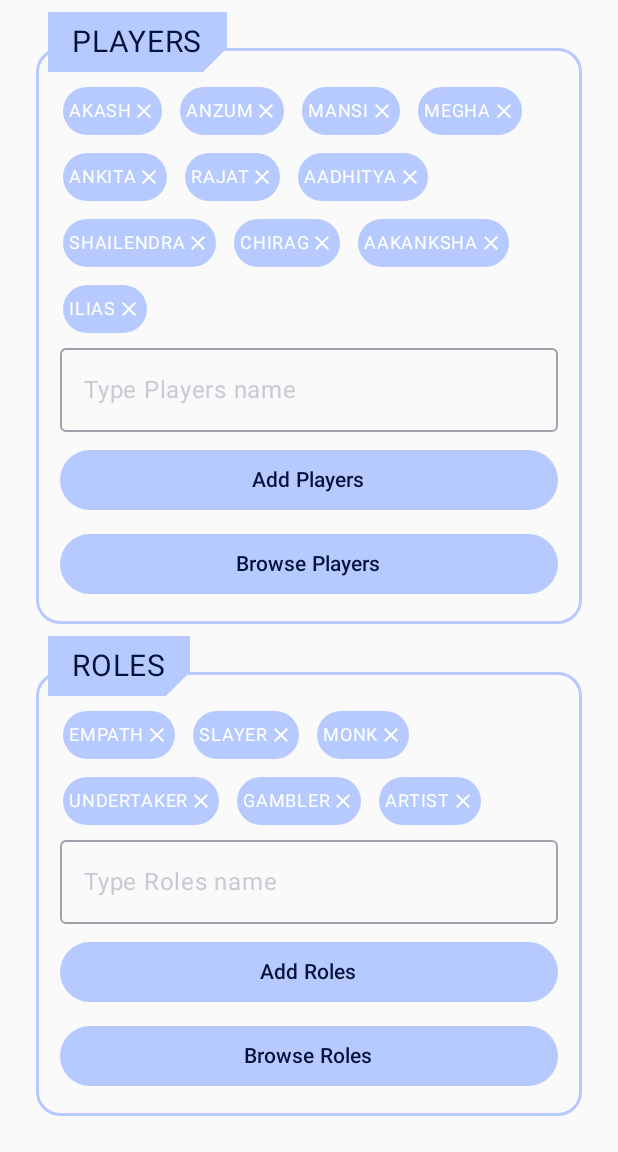
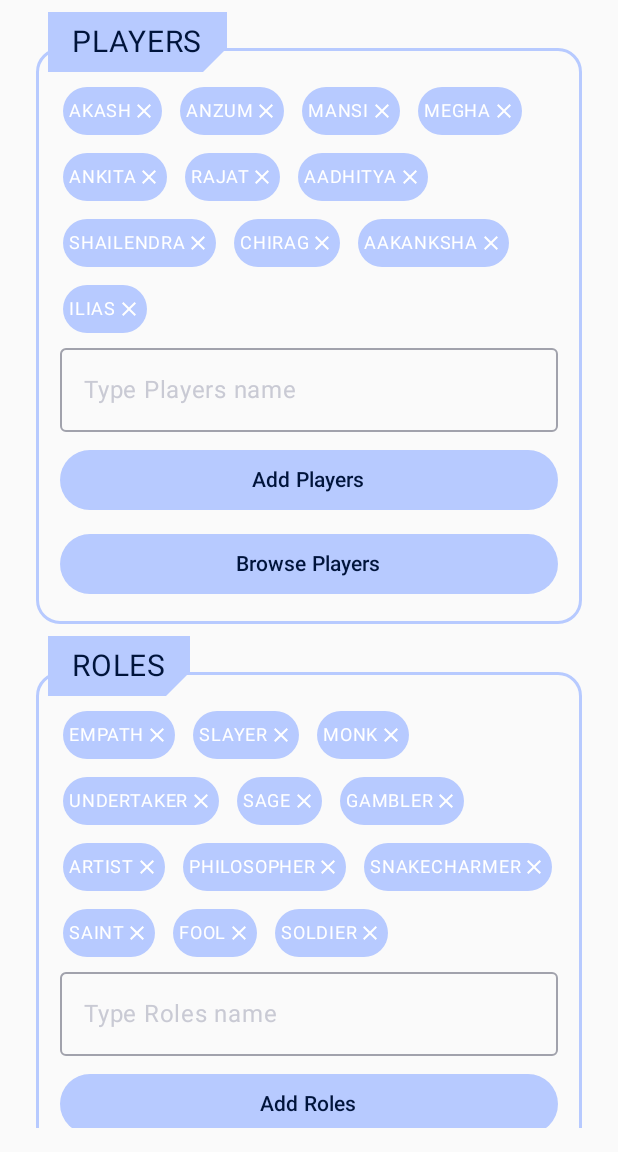
Before and after one commit to akash-kmr/BotcRandomizer, an Android app built with Jetpack Compose: the screen it shows after launch (MainActivity), on a phone screen of 412 x 824 dp, the part 84-1236 px from its top. Run offline under Robolectric (Android 15) with nearby library versions, the phone set to English and light mode, and no system bars.

Commit message:
Temp changes for navigation. May not work. Please revert to previous commit which has custom db logic

```diff
--- a/app/build.gradle.kts
+++ b/app/build.gradle.kts
@@ -58,6 +58,9 @@ dependencies {
     kapt("androidx.room:room-compiler:$roomVersion")
     implementation("androidx.room:room-ktx:$roomVersion")
 
+    // Compose Navigation dependency
+    implementation("androidx.navigation:navigation-compose:2.7.3") // Navigation library
+
     implementation(libs.androidx.core.ktx)
     implementation(libs.androidx.lifecycle.runtime.ktx)
     implementation(libs.androidx.activity.compose)
--- a/app/src/main/java/com/example/botcrandomizer/MainActivity.kt
+++ b/app/src/main/java/com/example/botcrandomizer/MainActivity.kt
@@ -1,5 +1,6 @@
 package com.example.botcrandomizer
 
+import NavigationScreen
 import android.os.Bundle
 import androidx.activity.ComponentActivity
 import androidx.activity.compose.setContent
@@ -11,7 +12,8 @@ class MainActivity : ComponentActivity() {
         super.onCreate(savedInstanceState)
         setContent {
             BotcRandomizerTheme {
-                PlayerRoleStatusSelectionScreen()
+                //PlayerRoleStatusSelectionScreen()
+                NavigationScreen()
             }
         }
     }
--- a/app/src/main/java/com/example/botcrandomizer/data/PlayerData.kt
+++ b/app/src/main/java/com/example/botcrandomizer/data/PlayerData.kt
@@ -26,14 +26,14 @@ object PlayerData {
                 Entity("Slayer", true),
                 Entity("Monk", true),
                 Entity("Undertaker", true),
-                Entity("Sage", false),
+                Entity("Sage", true),
                 Entity("Gambler", true),
                 Entity("Artist", true),
-                Entity("Philosopher", false),
-                Entity("Snakecharmer", false),
-                Entity("Saint", false),
-                Entity("Fool", false),
-                Entity("Soldier", false),
+                Entity("Philosopher", true),
+                Entity("Snakecharmer", true),
+                Entity("Saint", true),
+                Entity("Fool", true),
+                Entity("Soldier", true),
                 Entity("Grandmother", false),
                 Entity("Klutz", false),
                 Entity("Seamstress", false),
@@ -47,8 +47,8 @@ object PlayerData {
         val evilRoles = listOf(
                 Entity("Demon", true),
                 Entity("Poisoner", true),
-                Entity("Witch", true),
-                Entity("Chhota Evil", false),
+                Entity("Witch", false),
+                Entity("Chhota Evil", true),
                 Entity("Word evil", false)
         )
 }
--- /dev/null
+++ b/app/src/main/java/com/example/botcrandomizer/ui/NavigationScreen.kt
@@ -0,0 +1,34 @@
+import androidx.compose.material3.Text
+import androidx.compose.runtime.Composable
+import androidx.navigation.compose.NavHost
+import androidx.navigation.compose.composable
+import androidx.navigation.compose.rememberNavController
+import com.example.botcrandomizer.model.AssignmentResult
+import com.example.botcrandomizer.ui.PlayerRoleStatusSelectionScreen
+
+@Composable
+fun NavigationScreen() {
+    // NavController remembers its state across configuration changes
+    val navController = rememberNavController()
+
+    NavHost(navController = navController, startDestination = "selection_screen") {
+        composable("selection_screen") {
+            PlayerRoleStatusSelectionScreen { results ->
+                // Save results in SavedStateHandle to persist them
+                navController.currentBackStackEntry?.savedStateHandle?.set("assignmentResults", results)
+                navController.navigate("result_screen")
+            }
+        }
+        composable("result_screen") {
+            // Retrieve results from SavedStateHandle to ensure persistence
+            val results = navController.previousBackStackEntry?.savedStateHandle?.get<List<AssignmentResult>>("assignmentResults")
+            if (results != null) {
+                AssignmentResultScreen(results = results, onBack = {
+                    navController.popBackStack()
+                })
+            } else {
+                Text("No results found") // Handle case where no results are passed
+            }
+        }
+    }
+}
--- a/app/src/main/java/com/example/botcrandomizer/ui/PlayerRoleStatusSelectionScreen.kt
+++ b/app/src/main/java/com/example/botcrandomizer/ui/PlayerRoleStatusSelectionScreen.kt
@@ -10,53 +10,57 @@ import androidx.compose.ui.Modifier
 import androidx.compose.ui.unit.dp
 import androidx.compose.ui.unit.sp
 import androidx.compose.foundation.rememberScrollState
+import androidx.compose.runtime.saveable.Saver
+import androidx.compose.runtime.saveable.listSaver
+import androidx.compose.runtime.saveable.rememberSaveable
+import androidx.compose.runtime.snapshots.SnapshotStateList
 import com.example.botcrandomizer.data.PlayerData
 import com.example.botcrandomizer.logic.assignRolesAndStatuses
 import com.example.botcrandomizer.model.AssignmentResult
 import com.example.botcrandomizer.utils.trimAndCapitalize
 
 @Composable
-fun PlayerRoleStatusSelectionScreen() {
-
-    // Mutable list for common players, roles, etc., extracting names from Entity
-    val players = remember {
+fun PlayerRoleStatusSelectionScreen(
+    onAssignRoles: (List<AssignmentResult>) -> Unit // Callback for navigation
+) {
+    // Using simple mutable lists instead of SnapshotStateList
+    val players = rememberSaveable(        key = "players",
+        saver = stringListSaver) {
         mutableStateListOf<String>().apply {
             addAll(PlayerData.players.filter { it.isCommon }.map { it.name.trimAndCapitalize() })
         }
     }
 
-    val roles = remember {
+    val roles = rememberSaveable(        key = "roles",
+        saver = stringListSaver) {
         mutableStateListOf<String>().apply {
             addAll(PlayerData.roles.filter { it.isCommon }.map { it.name.trimAndCapitalize() })
         }
     }
 
-    val statuses = remember {
+    val statuses = rememberSaveable(        key = "statuses",
+        saver = stringListSaver) {
         mutableStateListOf<String>().apply {
             addAll(PlayerData.statuses.filter { it.isCommon }.map { it.name.trimAndCapitalize() })
         }
     }
 
-    val evilRoles = remember {
+    val evilRoles = rememberSaveable(key = "statuses", saver = stringListSaver) {
         mutableStateListOf<String>().apply {
             addAll(PlayerData.evilRoles.filter { it.isCommon }.map { it.name.trimAndCapitalize() })
         }
     }
 
-    // Transform PlayerData lists for all available data (without the isCommon filter)
-    val availablePlayers = PlayerData.players.map { it.name.trimAndCapitalize() }
-    val availableRoles = PlayerData.roles.map { it.name.trimAndCapitalize() }
-    val availableStatuses = PlayerData.statuses.map { it.name.trimAndCapitalize() }
-    val availableEvilRoles = PlayerData.evilRoles.map { it.name.trimAndCapitalize() }
+    // State for input text fields
+    var newPlayer by rememberSaveable { mutableStateOf("") }
+    var newRole by rememberSaveable { mutableStateOf("") }
+    var newStatus by rememberSaveable { mutableStateOf("") }
+    var newEvilRole by rememberSaveable { mutableStateOf("") }
 
-    // State for input text fields
-    var newPlayer by remember { mutableStateOf("") }
-    var newRole by remember { mutableStateOf("") }
-    var newStatus by remember { mutableStateOf("") }
-    var newEvilRole by remember { mutableStateOf("") }
-
-    // State for assignment results
-    var assignmentResults by remember { mutableStateOf<List<AssignmentResult>>(emptyList()) }
+// State for assignment results as strings
+    var assignmentResults: List<AssignmentResult> = rememberSaveable(saver = assignmentResultSaver) {
+        mutableStateListOf<AssignmentResult>()  // Initialize with an empty mutable state list
+    }
 
     // Scroll state for vertical scrolling
     val scrollState = rememberScrollState()
@@ -86,7 +90,7 @@ fun PlayerRoleStatusSelectionScreen() {
                         newPlayer = ""
                     }
                 },
-                availableItems = availablePlayers // Example list for browse
+                availableItems = PlayerData.players.map { it.name.trimAndCapitalize() } // Example list for browse
             )
 
             Spacer(modifier = Modifier.height(16.dp))
@@ -104,7 +108,7 @@ fun PlayerRoleStatusSelectionScreen() {
                         newRole = ""
                     }
                 },
-                availableItems = availableRoles // Example roles
+                availableItems = PlayerData.roles.map { it.name.trimAndCapitalize() } // Example roles
             )
 
             Spacer(modifier = Modifier.height(16.dp))
@@ -122,7 +126,7 @@ fun PlayerRoleStatusSelectionScreen() {
                         newStatus = ""
                     }
                 },
-                availableItems = availableStatuses // Example statuses
+                availableItems = PlayerData.statuses.map { it.name.trimAndCapitalize() } // Example statuses
             )
 
             Spacer(modifier = Modifier.height(16.dp))
@@ -132,7 +136,7 @@ fun PlayerRoleStatusSelectionScreen() {
                 label = "Evil Roles",
                 selectedItems = evilRoles,
                 newItem = newEvilRole,
-                onNewItemChange = { newEvilRole = it},
+                onNewItemChange = { newEvilRole = it },
                 onAddItem = {
                     val processedNewEvilRole = newEvilRole.trimAndCapitalize() // Apply transformation
                     if (processedNewEvilRole.isNotBlank() && !evilRoles.contains(processedNewEvilRole)) {
@@ -140,7 +144,7 @@ fun PlayerRoleStatusSelectionScreen() {
                         newEvilRole = ""
                     }
                 },
-                availableItems = availableEvilRoles // Example evil roles
+                availableItems = PlayerData.evilRoles.map { it.name.trimAndCapitalize() } // Example evil roles
             )
 
             Spacer(modifier = Modifier.height(16.dp))
@@ -155,6 +159,8 @@ fun PlayerRoleStatusSelectionScreen() {
                         evilRoles = evilRoles,
                         assignStatusToEvil = false // or false based on your logic
                     )
+                    // Trigger navigation to AssignmentResultScreen with results
+                    onAssignRoles(assignmentResults)
                 },
                 modifier = Modifier.padding(vertical = 8.dp),
                 enabled = players.isNotEmpty() && roles.isNotEmpty() &&
@@ -191,3 +197,21 @@ fun PlayerRoleStatusSelectionScreen() {
         }
     }
 }
+
+
+
+// Create a custom Saver for SnapshotStateList<String> to convert it to a String
+val stringListSaver = Saver<SnapshotStateList<String>, String>(
+    save = { it.joinToString(",") },  // Convert List to comma-separated String
+    restore = { it.split(",").toSnapshotStateList() }  // Convert String back to SnapshotStateList
+)
+
+// Extension function to convert List<String> to SnapshotStateList<String>
+fun List<String>.toSnapshotStateList(): SnapshotStateList<String> {
+    return mutableStateListOf<String>().apply { addAll(this@toSnapshotStateList) }
+}
+
+val assignmentResultSaver = listSaver<MutableList<AssignmentResult>, String>(
+    save = { list -> list.map { it.toCsvString() } },
+    restore = { list -> list.map { AssignmentResult.fromCsvString(it) }.toMutableList() }
+)
```
Also changed, not shown: app/src/main/java/com/example/botcrandomizer/model/AssignmentResult.kt (+33 -2 lines), app/src/main/java/com/example/botcrandomizer/ui/AssignmentResultScreen.kt (added, +36 -0 lines), app/src/main/java/com/example/botcrandomizer/ui/components/AssignmentResultTable.kt (+22 -1 lines), app/src/main/java/com/example/botcrandomizer/ui/viewmodels/ab/PlayerViewModel.kt (+6 -2 lines).
